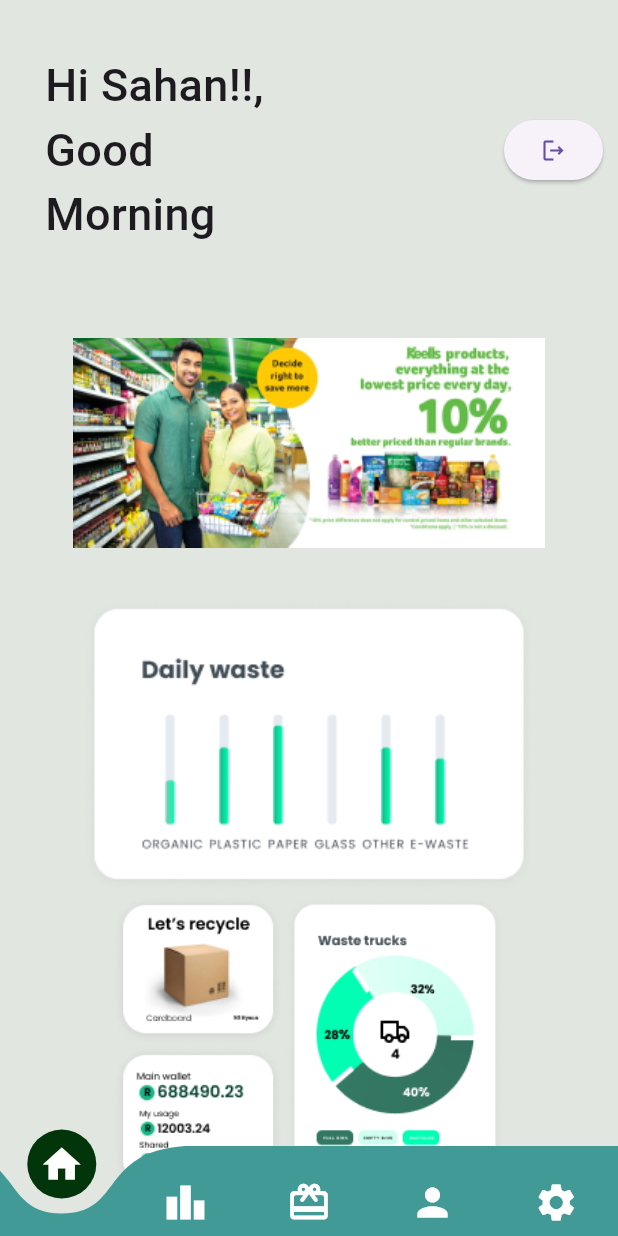
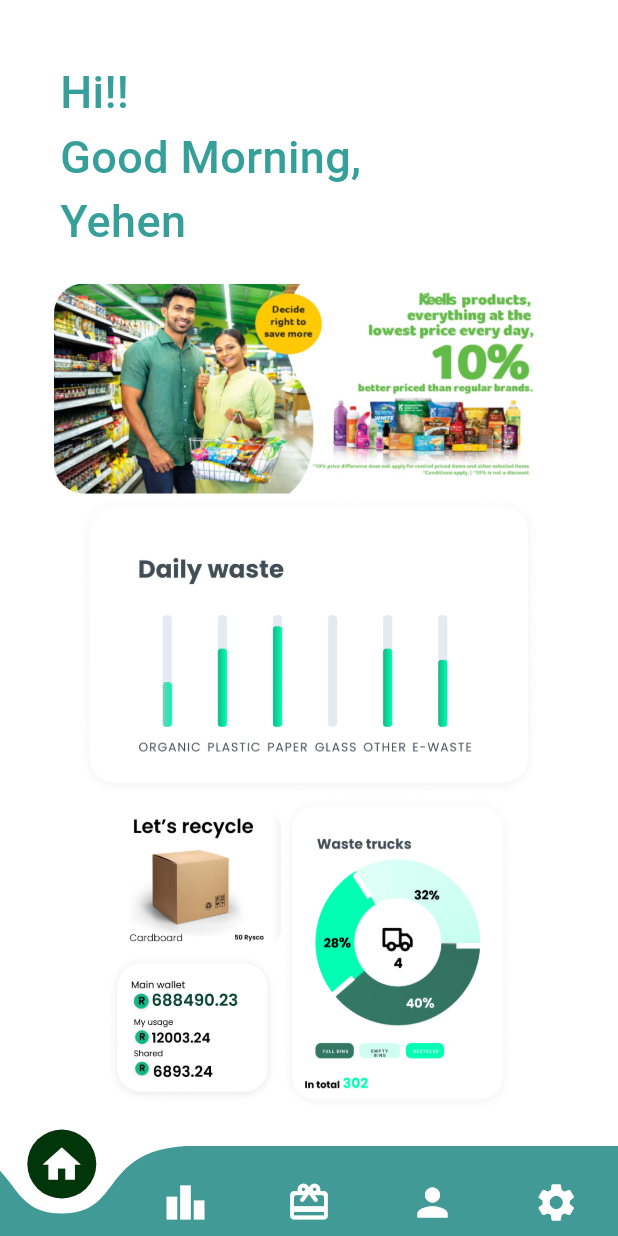
Before and after one commit to SahanCooray/SmartWaste_App, a Flutter app: the screen it shows once a user with an empty profile is signed in, on a phone screen of 412 x 824 dp. Run offline on Flutter 3.47's test engine with Material 3 defaults, Android fonts, the phone set to English and light mode, and no system bars; drawn by our look-alikes of curved_navigation_bar; our stand-ins replace firebase_auth, firebase_core, flutter_phosphor_icons, google_fonts; accounts and stored records are empty.

Commit message:
Updated Home Page and increased the quality of images

```diff
--- a/lib/screens/home.dart
+++ b/lib/screens/home.dart
@@ -1,5 +1,7 @@
 
+import 'package:flutter/cupertino.dart';
 import 'package:flutter/material.dart';
+import 'package:flutter/widgets.dart';
 import 'package:test_app/services/auth.dart';
 import 'package:curved_navigation_bar/curved_navigation_bar.dart';
 
@@ -28,7 +30,7 @@
         //     Icon(Icons.person)
         //   ],
         // ),
-        backgroundColor: Color.fromARGB(255, 225, 230, 225),
+        backgroundColor: Colors.white,
         body: Padding(
           padding: const EdgeInsets.all(10.0),
           child: SingleChildScrollView(
@@ -36,21 +38,24 @@
             child: Column(
               crossAxisAlignment: CrossAxisAlignment.center,
               children: [
-                Row(
-                  mainAxisAlignment: MainAxisAlignment.spaceBetween,
-                  children: [
-                    SizedBox(height: 180,width: 180,child: Padding(
-                      padding: const EdgeInsets.only(left: 20),
-                      child: Center(child: const Text("Hi Sahan!!,Good Morning",style: TextStyle(fontSize:30,fontWeight:FontWeight.w500,))),
-                    )),
-
-                    ElevatedButton(onPressed: ()async{
-                      await _auth.signOut();
-                      }, child: const Icon(Icons.logout_outlined))
-                  ],
+                const Padding(
+                  padding: EdgeInsets.only(left: 30,top: 30),
+                  child: Align(
+                    alignment: Alignment.topLeft,
+                    child: Text("Hi!!\nGood Morning,\nYehen",style: TextStyle(fontSize:30,fontWeight:FontWeight.w500,color: Color.fromRGBO(55, 159, 153, 1.0)))),
                 ),
-                const SizedBox(height: 5),
-                Center(child: Image.asset('assets/keels.png',height: 200,)),
+                Container(
+                  decoration: BoxDecoration(
+                    image: const DecorationImage(
+                      image: AssetImage("assets/keels.png"),
+                      fit: BoxFit.fill,
+                    ),
+                    borderRadius: BorderRadius.circular(20),
+                  ),
+                  width: 340,
+                  height: 140,
+                  margin: const EdgeInsets.only(top: 20),
+                ),
                 const SizedBox(height: 2),
                 Center(child: Image.asset('assets/DailyProgress.png',height: 200,)),
 
@@ -63,15 +68,10 @@
                         Image.asset('assets/box-2.png',height: 100,)
                       ], ),
                       // const SizedBox(width:50,),
-                      Center(child: Image.asset('assets/Donut.png',height: 200,))
-
-
-
+                      Center(child: Image.asset('assets/Donut.png',height: 210,))
                     ],
-
                   ),
-
-
+              const SizedBox(height: 100),
               ],
 
             ),
```
Also changed, not shown: assets/DailyProgress.png, assets/Donut.png, assets/box-1.png, assets/box-2.png, assets/keels.png.
